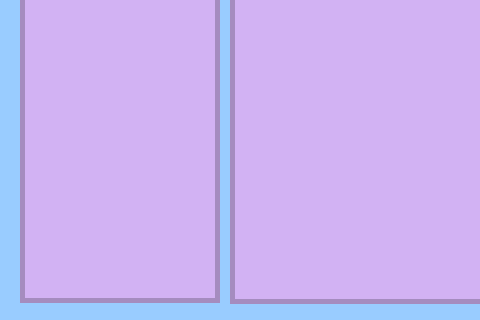
Qt form Tareas/T02v2/qt-designer-ventana_juego.ui (domingo2000/ProgramacionAvanzada) before a commit; both pictures show x 0 to 480 and y 337 to 657 of the 1034 by 657 pixel window.
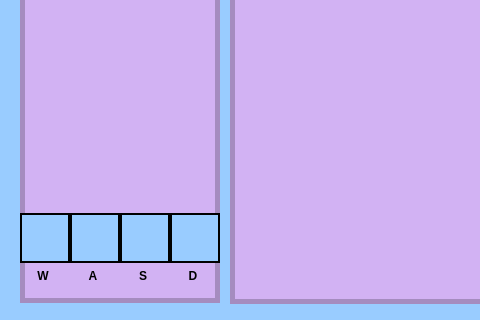
The same form after that commit. Icons and pictures are not drawn.

Commit message: cambiada interfaz zona nivel

```diff
--- a/Tareas/T02v2/qt-designer-ventana_juego.ui
+++ b/Tareas/T02v2/qt-designer-ventana_juego.ui
@@ -429,6 +429,179 @@
    <zorder>barra_progreso</zorder>
    <zorder>barra_aprobacion</zorder>
   </widget>
+  <widget class="QFrame" name="frame_3">
+   <property name="geometry">
+    <rect>
+     <x>20</x>
+     <y>550</y>
+     <width>200</width>
+     <height>50</height>
+    </rect>
+   </property>
+   <property name="styleSheet">
+    <string notr="true">border: 2px solid black;</string>
+   </property>
+   <property name="frameShape">
+    <enum>QFrame::StyledPanel</enum>
+   </property>
+   <property name="frameShadow">
+    <enum>QFrame::Raised</enum>
+   </property>
+   <widget class="QLabel" name="label">
+    <property name="geometry">
+     <rect>
+      <x>0</x>
+      <y>0</y>
+      <width>50</width>
+      <height>50</height>
+     </rect>
+    </property>
+    <property name="styleSheet">
+     <string notr="true"/>
+    </property>
+    <property name="text">
+     <string/>
+    </property>
+   </widget>
+   <widget class="QLabel" name="label_6">
+    <property name="geometry">
+     <rect>
+      <x>50</x>
+      <y>0</y>
+      <width>50</width>
+      <height>50</height>
+     </rect>
+    </property>
+    <property name="styleSheet">
+     <string notr="true"/>
+    </property>
+    <property name="text">
+     <string/>
+    </property>
+   </widget>
+   <widget class="QLabel" name="label_7">
+    <property name="geometry">
+     <rect>
+      <x>100</x>
+      <y>0</y>
+      <width>50</width>
+      <height>50</height>
+     </rect>
+    </property>
+    <property name="styleSheet">
+     <string notr="true"/>
+    </property>
+    <property name="text">
+     <string/>
+    </property>
+   </widget>
+   <widget class="QLabel" name="label_8">
+    <property name="geometry">
+     <rect>
+      <x>150</x>
+      <y>0</y>
+      <width>50</width>
+      <height>50</height>
+     </rect>
+    </property>
+    <property name="styleSheet">
+     <string notr="true"/>
+    </property>
+    <property name="text">
+     <string/>
+    </property>
+   </widget>
+  </widget>
+  <widget class="QFrame" name="frame_4">
+   <property name="geometry">
+    <rect>
+     <x>20</x>
+     <y>605</y>
+     <width>200</width>
+     <height>20</height>
+    </rect>
+   </property>
+   <property name="styleSheet">
+    <string notr="true">background-color: transparent;
+font-weight: bold;</string>
+   </property>
+   <property name="frameShape">
+    <enum>QFrame::StyledPanel</enum>
+   </property>
+   <property name="frameShadow">
+    <enum>QFrame::Raised</enum>
+   </property>
+   <widget class="QLabel" name="label_9">
+    <property name="geometry">
+     <rect>
+      <x>15</x>
+      <y>0</y>
+      <width>16</width>
+      <height>16</height>
+     </rect>
+    </property>
+    <property name="text">
+     <string>W</string>
+    </property>
+    <property name="alignment">
+     <set>Qt::AlignCenter</set>
+    </property>
+   </widget>
+   <widget class="QLabel" name="label_10">
+    <property name="geometry">
+     <rect>
+      <x>65</x>
+      <y>0</y>
+      <width>16</width>
+      <height>16</height>
+     </rect>
+    </property>
+    <property name="text">
+     <string>A</string>
+    </property>
+    <property name="alignment">
+     <set>Qt::AlignCenter</set>
+    </property>
+   </widget>
+   <widget class="QLabel" name="label_11">
+    <property name="geometry">
+     <rect>
+      <x>115</x>
+      <y>0</y>
+      <width>16</width>
+      <height>16</height>
+     </rect>
+    </property>
+    <property name="text">
+     <string>S</string>
+    </property>
+    <property name="alignment">
+     <set>Qt::AlignCenter</set>
+    </property>
+   </widget>
+   <widget class="QLabel" name="label_12">
+    <property name="geometry">
+     <rect>
+      <x>165</x>
+      <y>0</y>
+      <width>16</width>
+      <height>16</height>
+     </rect>
+    </property>
+    <property name="text">
+     <string>D</string>
+    </property>
+    <property name="alignment">
+     <set>Qt::AlignCenter</set>
+    </property>
+   </widget>
+  </widget>
+  <zorder>label_3</zorder>
+  <zorder>tienda</zorder>
+  <zorder>frame</zorder>
+  <zorder>frame_3</zorder>
+  <zorder>frame_4</zorder>
+  <zorder>label_2</zorder>
  </widget>
  <resources/>
  <connections/>
```
